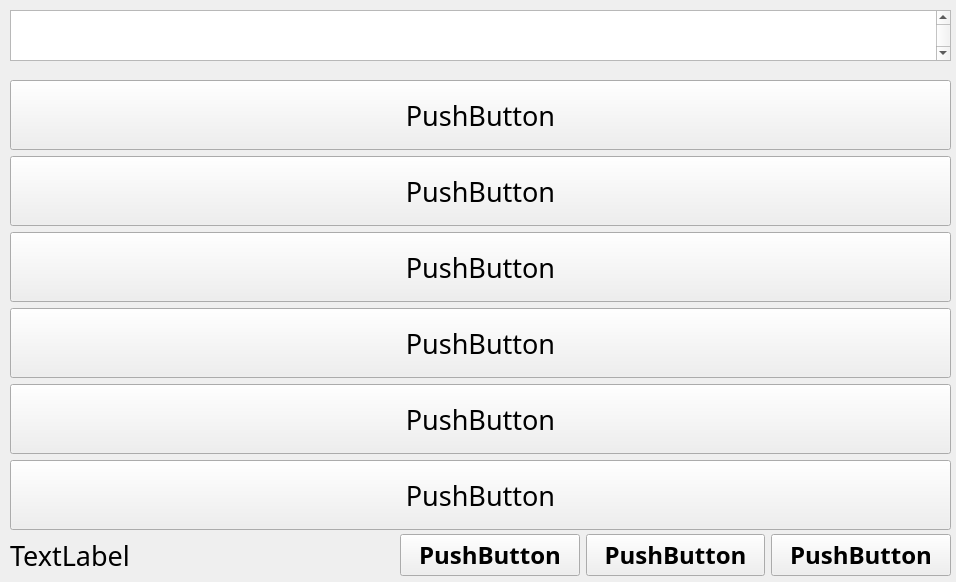
First picture: the form in ui/MainWindow.ui, repository kunansy/Vocabulary, before the edit.
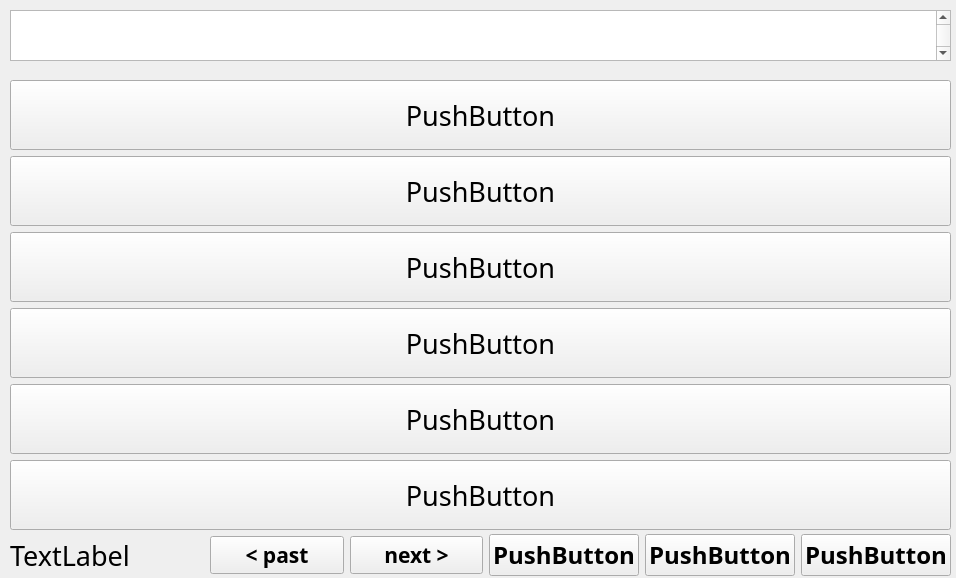
Second picture: the form after the edit.

Commit message: 1. Мелкие исправления и улучшения кода и документации; 2. Доработана функция получения n самых труднозапоминаемых слов; 3. Начато добавление возможности пролистывания слов при повторении; 4. Добавлено (в Vocabulary) повторение N самых труднозапоминаемых слов, но не всех   ;

What changed in the file:
```diff
--- a/ui/MainWindow.ui
+++ b/ui/MainWindow.ui
@@ -7,7 +7,7 @@
     <x>0</x>
     <y>0</y>
     <width>956</width>
-    <height>582</height>
+    <height>578</height>
    </rect>
   </property>
   <property name="windowTitle">
@@ -165,13 +165,43 @@
    <widget class="QWidget" name="horizontalLayoutWidget">
     <property name="geometry">
      <rect>
-      <x>400</x>
+      <x>210</x>
       <y>530</y>
-      <width>551</width>
+      <width>741</width>
       <height>51</height>
      </rect>
     </property>
     <layout class="QHBoxLayout" name="horizontalLayout">
+     <item>
+      <widget class="QPushButton" name="PastButton">
+       <property name="font">
+        <font>
+         <family>Avenir Next Cyr</family>
+         <pointsize>16</pointsize>
+         <weight>75</weight>
+         <bold>true</bold>
+        </font>
+       </property>
+       <property name="text">
+        <string>&lt; past</string>
+       </property>
+      </widget>
+     </item>
+     <item>
+      <widget class="QPushButton" name="NextButtin">
+       <property name="font">
+        <font>
+         <family>Avenir Next Cyr</family>
+         <pointsize>16</pointsize>
+         <weight>75</weight>
+         <bold>true</bold>
+        </font>
+       </property>
+       <property name="text">
+        <string>next &gt;</string>
+       </property>
+      </widget>
+     </item>
      <item>
       <widget class="QPushButton" name="ShowButton">
        <property name="font">
```
The commit also changes 1 other file.
